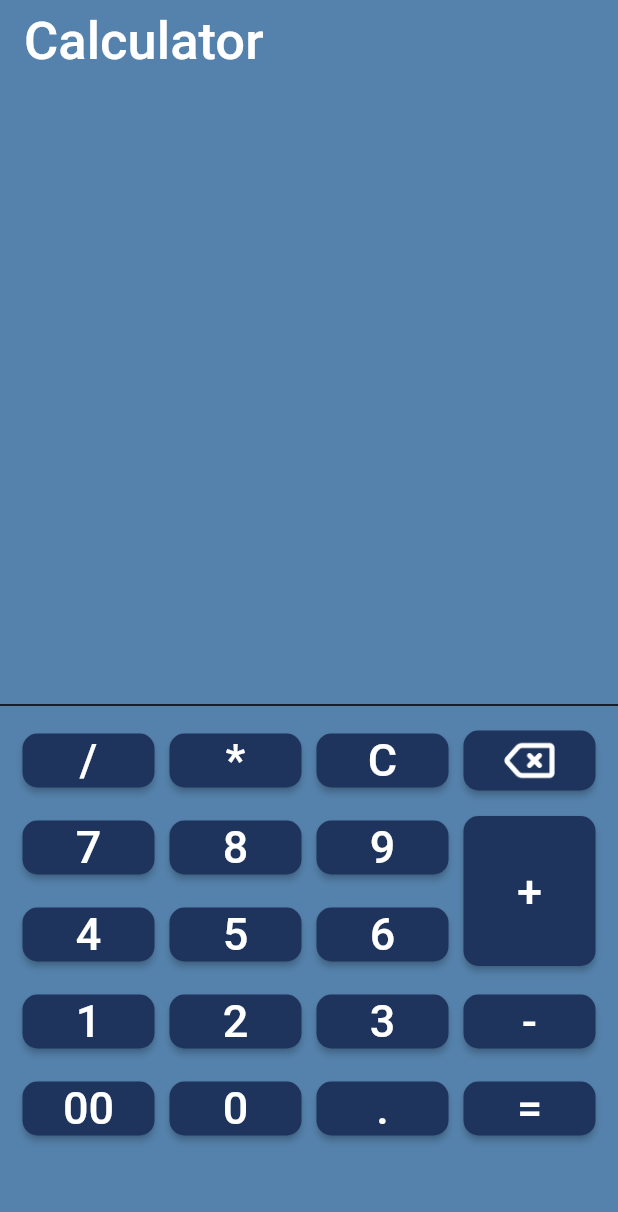
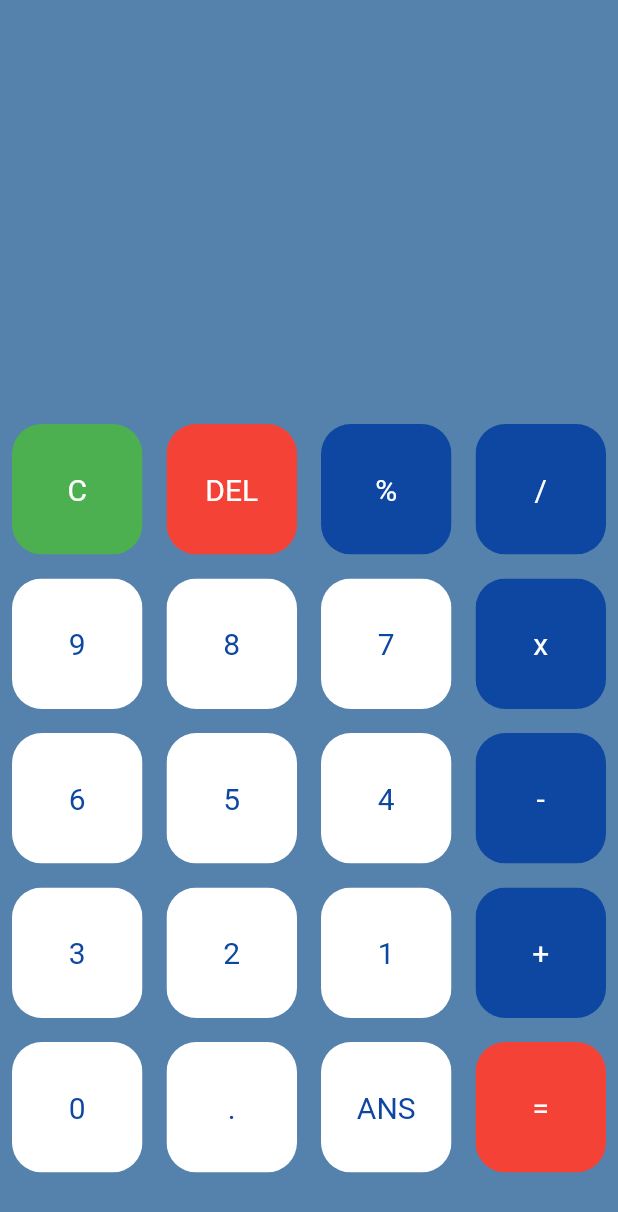
Before and after one commit to jevaduke/flutter-calculator, a Flutter app: the screen it shows after launch, on a phone screen of 412 x 824 dp. Shown: the top 1212 px of the screen. Run offline on Flutter 3.47's test engine with Material 2 defaults, Android fonts, the phone set to English and light mode, and no system bars; our stand-ins replace math_expressions.

```diff
--- /dev/null
+++ b/lib/button.dart
@@ -0,0 +1,31 @@
+import 'package:flutter/material.dart';
+
+class Button extends StatelessWidget {
+  final color;
+  final textColor;
+  final String buttonText;
+  final buttonTap;
+
+  Button({this.color, this.textColor, this.buttonText = '', this.buttonTap});
+
+  @override
+  Widget build(BuildContext context) {
+    return GestureDetector(
+      onTap: buttonTap,
+      child: Padding(
+        padding: const EdgeInsets.all(8.0),
+        child: ClipRRect(
+            borderRadius: BorderRadius.circular(20),
+            child: Container(
+              color: color,
+              child: Center(
+                child: Text(
+                  buttonText,
+                  style: TextStyle(color: textColor, fontSize: 20),
+                ),
+              ),
+            )),
+      ),
+    );
+  }
+}
--- a/lib/calu_ui.dart
+++ /dev/null
@@ -1,169 +0,0 @@
-// ignore_for_file: deprecated_member_use, sort_child_properties_last
-
-import 'package:flutter/material.dart';
-
-class CalcUI extends StatefulWidget {
-  const CalcUI({Key? key}) : super(key: key);
-
-  @override
-  State<CalcUI> createState() => _CalcUIState();
-}
-
-class _CalcUIState extends State<CalcUI> {
-  @override
-  Widget build(BuildContext context) {
-    return Scaffold(
-      backgroundColor: Color(0xFF5582AC),
-      appBar: AppBar(
-        title: const Text(
-          "Calculator",
-          style: TextStyle(
-            fontSize: 35,
-          ),
-        ),
-        elevation: 0,
-      ),
-      body: Column(
-        mainAxisAlignment: MainAxisAlignment.center,
-        crossAxisAlignment: CrossAxisAlignment.stretch,
-        children: [
-          Row(
-            mainAxisAlignment: MainAxisAlignment.center,
-            children: [
-              Expanded(
-                child: Container(
-                  height: 350,
-                  color: Color(0xFF5582AC),
-                ),
-              ),
-            ],
-          ),
-          Divider(
-            color: Colors.black,
-            thickness: 1,
-          ),
-          Row(
-            mainAxisAlignment: MainAxisAlignment.center,
-            children: [
-              getRaisedValueButton("/"),
-              getRaisedValueButton("*"),
-              getRaisedValueButton("C"),
-              getImgButton(),
-            ],
-          ),
-          Row(
-            mainAxisAlignment: MainAxisAlignment.center,
-            children: [
-              Column(
-                children: [
-                  Row(
-                    mainAxisAlignment: MainAxisAlignment.center,
-                    children: [
-                      getRaisedValueButton("7"),
-                      getRaisedValueButton("8"),
-                      getRaisedValueButton("9"),
-                    ],
-                  ),
-                  Row(
-                    mainAxisAlignment: MainAxisAlignment.center,
-                    children: [
-                      getRaisedValueButton("4"),
-                      getRaisedValueButton("5"),
-                      getRaisedValueButton("6"),
-                    ],
-                  ),
-                ],
-              ),
-              Column(
-                children: [
-                  Row(
-                    mainAxisAlignment: MainAxisAlignment.center,
-                    children: [
-                      getPlusButton("+"),
-                    ],
-                  ),
-                ],
-              )
-            ],
-          ),
-          Row(
-            mainAxisAlignment: MainAxisAlignment.center,
-            children: [
-              getRaisedValueButton("1"),
-              getRaisedValueButton("2"),
-              getRaisedValueButton("3"),
-              getRaisedValueButton("-"),
-            ],
-          ),
-          Row(
-            mainAxisAlignment: MainAxisAlignment.center,
-            children: [
-              getRaisedValueButton("00"),
-              getRaisedValueButton("0"),
-              getRaisedValueButton("."),
-              getRaisedValueButton("="),
-            ],
-          ),
-        ],
-      ),
-    );
-  }
-
-  getRaisedValueButton(String text) {
-    return Padding(
-      padding: const EdgeInsets.all(5.0),
-      child: RaisedButton(
-          shape: RoundedRectangleBorder(
-            borderRadius: BorderRadius.circular(10.0),
-          ),
-          textColor: Colors.white,
-          child: Text(
-            text,
-            style: const TextStyle(
-              fontSize: 30,
-            ),
-          ),
-          color: const Color(0xFF1E345D),
-          onPressed: () {}),
-    );
-  }
-
-  getImgButton() {
-    return Padding(
-      padding: const EdgeInsets.all(5.0),
-      child: RaisedButton(
-          shape: RoundedRectangleBorder(
-            borderRadius: BorderRadius.circular(10.0),
-          ),
-          textColor: Colors.white,
-          child: Image.asset(
-            'assets/backspace.png',
-            height: 40,
-          ),
-          color: const Color(0xFF1E345D),
-          onPressed: () {}),
-    );
-  }
-
-  getPlusButton(String text) {
-    return Padding(
-      padding: const EdgeInsets.all(5.0),
-      child: Container(
-        height: 100,
-        child: RaisedButton(
-            shape: RoundedRectangleBorder(
-              borderRadius: BorderRadius.circular(10.0),
-            ),
-            textColor: Colors.white,
-            child: Text(
-              text,
-              style: const TextStyle(
-                fontSize: 30,
-              ),
-            ),
-            color: const Color(0xFF1E345D),
-            onPressed: () {}),
-      ),
-    );
-  }
-}
--- a/lib/main.dart
+++ b/lib/main.dart
@@ -1,5 +1,6 @@
-import 'package:calculator/calu_ui.dart';
+import 'package:calculator/button.dart';
 import 'package:flutter/material.dart';
+import 'package:math_expressions/math_expressions.dart';
 
 void main() {
   runApp(const MyApp());
@@ -15,7 +16,7 @@ class MyApp extends StatelessWidget {
         theme: ThemeData(
           primarySwatch: createMaterialColor(Color(0xFF5582AC)),
         ),
-        home: CalcUI());
+        home: Calc());
   }
 
   MaterialColor createMaterialColor(Color color) {
@@ -39,3 +40,157 @@ class MyApp extends StatelessWidget {
     return MaterialColor(color.value, swatch);
   }
 }
+
+class Calc extends StatefulWidget {
+  Calc({Key? key}) : super(key: key);
+
+  @override
+  State<Calc> createState() => _CalcState();
+}
+
+class _CalcState extends State<Calc> {
+  var question = '';
+  var answer = '';
+
+  final List<String> button = [
+    'C',
+    'DEL',
+    '%',
+    '/',
+    '9',
+    '8',
+    '7',
+    'x',
+    '6',
+    '5',
+    '4',
+    '-',
+    '3',
+    '2',
+    '1',
+    '+',
+    '0',
+    '.',
+    'ANS',
+    '='
+  ];
+  @override
+  Widget build(BuildContext context) {
+    return Scaffold(
+      backgroundColor: Color(0xFF5582AC),
+      body: Column(
+        children: <Widget>[
+          Expanded(
+              child: Container(
+            child: Column(
+              mainAxisAlignment: MainAxisAlignment.spaceEvenly,
+              children: <Widget>[
+                Container(
+                    padding: EdgeInsets.all(20),
+                    alignment: Alignment.centerLeft,
+                    child: Text(
+                      question,
+                      style: TextStyle(
+                        fontSize: 20,
+                      ),
+                    )),
+                Container(
+                    padding: EdgeInsets.all(20),
+                    alignment: Alignment.centerRight,
+                    child: Text(
+                      answer,
+                      style: TextStyle(
+                        fontSize: 20,
+                      ),
+                    )),
+              ],
+            ),
+          )),
+          Expanded(
+              flex: 2,
+              child: Container(
+                  child: GridView.builder(
+                      itemCount: button.length,
+                      gridDelegate: SliverGridDelegateWithFixedCrossAxisCount(
+                        crossAxisCount: 4,
+                      ),
+                      itemBuilder: (BuildContext context, int index) {
+                        if (index == 0) {
+                          return Button(
+                            buttonTap: () {
+                              setState(() {
+                                question = '';
+                              });
+                            },
+                            buttonText: button[index],
+                            color: Colors.green,
+                            textColor: Colors.white,
+                          );
+                        } else if (index == 1) {
+                          return Button(
+                            buttonTap: () {
+                              setState(() {
+                                question =
+                                    question.substring(0, question.length - 1);
+                              });
+                            },
+                            buttonText: button[index],
+                            color: Colors.red,
+                            textColor: Colors.white,
+                          );
+                        } else if (index == button.length - 1) {
+                          return Button(
+                            buttonTap: () {
+                              setState(() {
+                                isEqualPressed();
+                              });
+                            },
+                            buttonText: button[index],
+                            color: Colors.red,
+                            textColor: Colors.white,
+                          );
+                        } else {
+                          return Button(
+                            buttonTap: () {
+                              setState(() {
+                                question += button[index];
+                              });
+                            },
+                            buttonText: button[index],
+                            color: isOperator(button[index])
+                                ? Colors.blue[900]
+                                : Colors.white,
+                            textColor: isOperator(button[index])
+                                ? Colors.white
+                                : Colors.blue[900],
+                          );
+                        }
+                      }))),
+        ],
+      ),
+    );
+  }
+
+  bool isOperator(String operator) {
+    if (operator == '+' ||
+        operator == '-' ||
+        operator == 'x' ||
+        operator == '/' ||
+        operator == '=' ||
+        operator == '%') {
+      return true;
+    } else {
+      return false;
+    }
+  }
+
+  isEqualPressed() {
+    String userQuestion = question;
+    Parser p = Parser();
+    Expression exp = p.parse(userQuestion);
+    ContextModel cm = ContextModel();
+    double eval = exp.evaluate(EvaluationType.REAL, cm);
+
+    answer = eval.toString();
+  }
+}
--- a/pubspec.yaml
+++ b/pubspec.yaml
@@ -3,7 +3,7 @@ description: A new Flutter project.
 
 # The following line prevents the package from being accidentally published to
 # pub.dev using `flutter pub publish`. This is preferred for private packages.
-publish_to: 'none' # Remove this line if you wish to publish to pub.dev
+publish_to: "none" # Remove this line if you wish to publish to pub.dev
 
 # The following defines the version and build number for your application.
 # A version number is three numbers separated by dots, like 1.2.43
@@ -30,10 +30,10 @@ dependencies:
   flutter:
     sdk: flutter
 
-
   # The following adds the Cupertino Icons font to your application.
   # Use with the CupertinoIcons class for iOS style icons.
   cupertino_icons: ^1.0.2
+  math_expressions: ^2.3.0
 
 dev_dependencies:
   flutter_test:
@@ -51,7 +51,6 @@ dev_dependencies:
 
 # The following section is specific to Flutter packages.
 flutter:
-
   # The following line ensures that the Material Icons font is
   # included with your application, so that you can use the icons in
   # the material Icons class.
```
Also changed, not shown: pubspec.lock.
